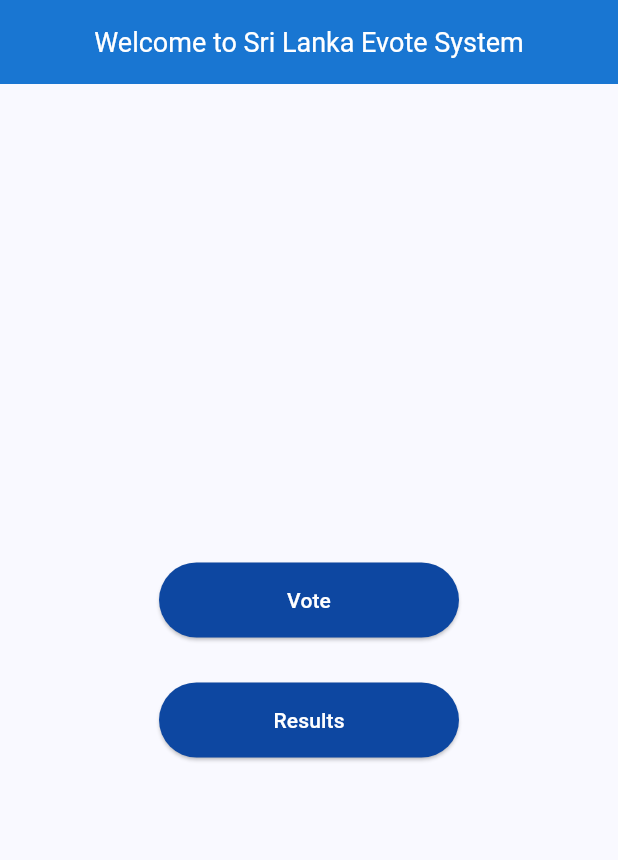
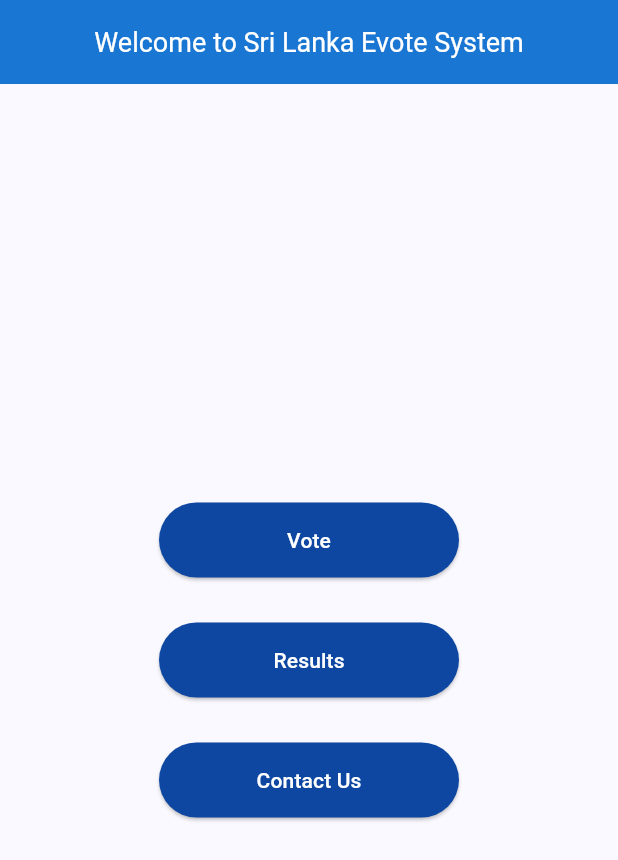
Before and after one commit to lakshannaveen/evotemobile, a Flutter app: the screen it shows after launch, on a phone screen of 412 x 824 dp. Shown: the top 860 px of the screen. Run offline on Flutter 3.47's test engine with Material 3 defaults, Android fonts, the phone set to English and light mode, and no system bars; our stand-ins replace cloud_firestore, firebase_core; missing offline and left inert: bcrypt, dart_jsonwebtoken; accounts and stored records are empty.

Commit message:
add contact us page

```diff
--- a/lib/main.dart
+++ b/lib/main.dart
@@ -1,4 +1,5 @@
 import 'package:evoteapp/pages/cast_page.dart';
+import 'package:evoteapp/pages/contact_us.dart';
 import 'package:firebase_core/firebase_core.dart'; // Import Firebase Core
 import 'package:evoteapp/pages/admin_login_page.dart';
 import 'package:flutter/material.dart';
@@ -31,6 +32,7 @@ class MyApp extends StatelessWidget {
         '/votelogin': (context) => const VoteLoginPage(),
         '/results': (context) => const ResultPage(),
         '/admin': (context) => const AdminLoginPage(),
+        '/contactus': (context) => const ContactUsPage(),
         '/verify': (context) => VerifyPage(),
         '/cast': (context) => CastPage(),
       },
--- a/lib/pages/home_page.dart
+++ b/lib/pages/home_page.dart
@@ -36,6 +36,16 @@ class HomePage extends StatelessWidget {
                 child: const Text('Results'),
               ),
             ),
+            const SizedBox(height: 30),
+            SizedBox(
+              width: 200, // Adjust button width
+              child: ElevatedButton(
+                onPressed: () {
+                  Navigator.pushNamed(context, '/contactus');
+                },
+                child: const Text('Contact Us'),
+              ),
+            ),
           ],
         ),
       ),
```
Also changed, not shown: lib/pages/contact_us.dart (added, +49 -0 lines).
